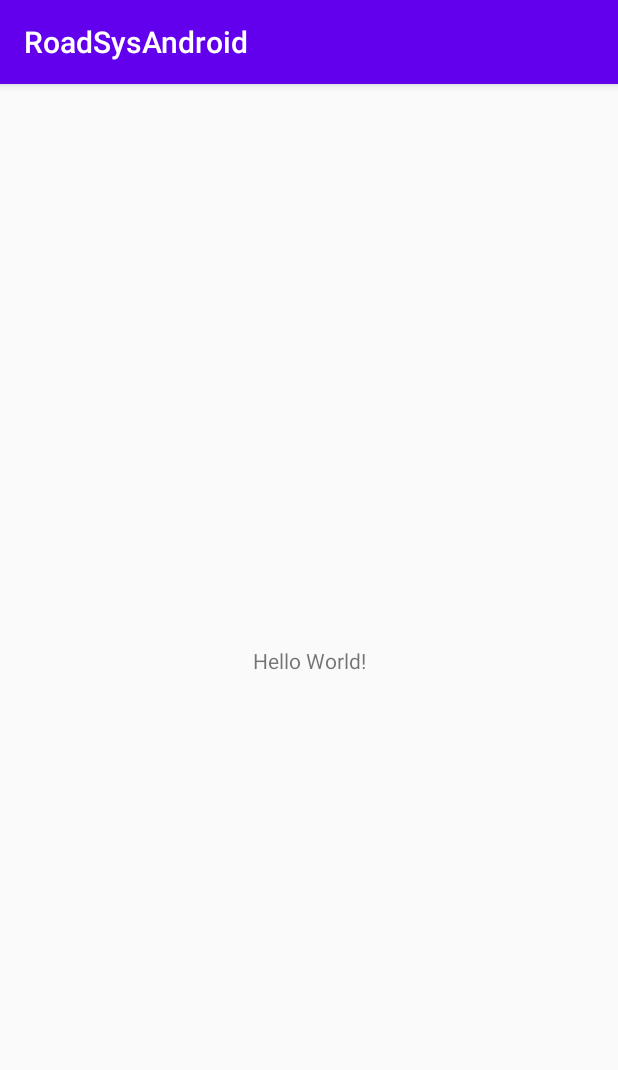
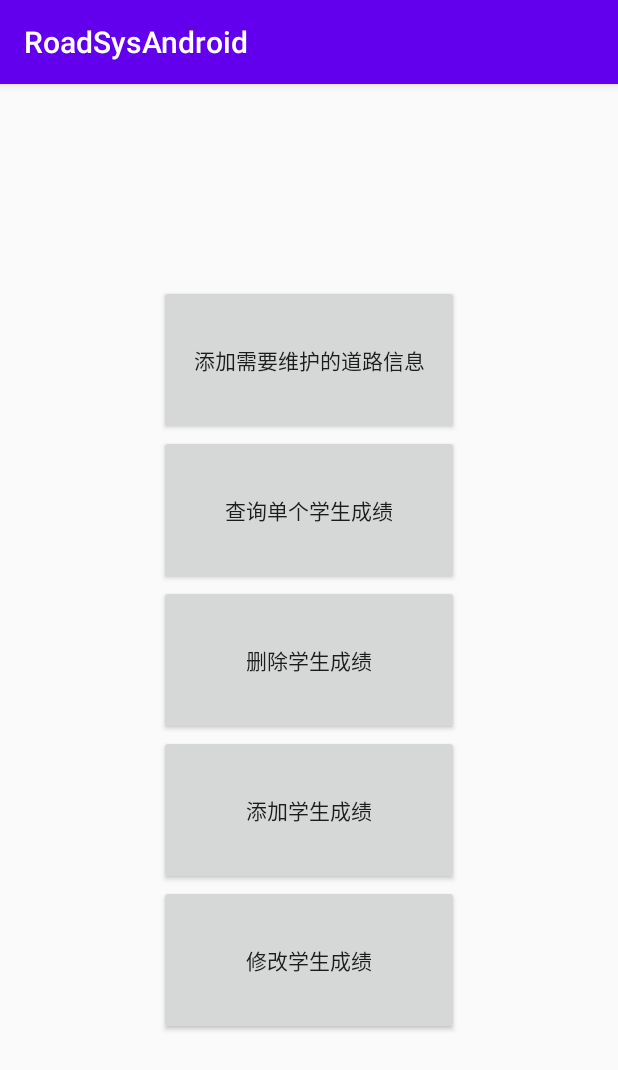
Before and after one commit to rea1GG/RoadSysAndroid, an Android app: the MainActivity screen opened directly, with no data from a screen before it, on a phone screen of 412 x 824 dp. Shown: the top 1070 px of the screen. Run offline under Robolectric (Android 15) with nearby library versions, the phone set to English and light mode, and no system bars.

Commit message:
注册功能完成，main页面1.0

```diff
--- a/app/src/main/java/com/example/roadsysandroid/RegisterActivity.java
+++ b/app/src/main/java/com/example/roadsysandroid/RegisterActivity.java
@@ -1,5 +1,6 @@
 package com.example.roadsysandroid;
 
+import android.content.Intent;
 import android.os.Bundle;
 import android.view.View;
 import android.widget.Button;
@@ -40,7 +41,7 @@ public class RegisterActivity extends AppCompatActivity implements View.OnClickL
         String json = getJson(registerName.getText().toString(),registerPassword.getText().toString());
         final RequestBody requestBody = RequestBody.create(JSON,json);
         if(registerPassword.getText().toString().equals(confirmPassword.getText().toString())){
-            HttpUtil.sendOkHttpResponse("http://192.168.76.1:8080/android/login",requestBody, new Callback(){
+            HttpUtil.sendOkHttpResponse("http://192.168.76.1:8080/android/register",requestBody, new Callback(){
 
                 @Override
                 public void onFailure(Call call, IOException e) {
@@ -55,6 +56,8 @@ public class RegisterActivity extends AppCompatActivity implements View.OnClickL
                             @Override
                             public void run() {
                                 Toast.makeText(RegisterActivity.this,"注册成功！！",Toast.LENGTH_SHORT).show();
+                                Intent goToRegister = new Intent(RegisterActivity.this,MainActivity.class);
+                                startActivity(goToRegister);
                             }
                         });
                     }
--- a/app/src/main/res/layout/activity_main.xml
+++ b/app/src/main/res/layout/activity_main.xml
@@ -1,18 +1,52 @@
 <?xml version="1.0" encoding="utf-8"?>
-<androidx.constraintlayout.widget.ConstraintLayout xmlns:android="http://schemas.android.com/apk/res/android"
-    xmlns:app="http://schemas.android.com/apk/res-auto"
+<RelativeLayout xmlns:android="http://schemas.android.com/apk/res/android"
     xmlns:tools="http://schemas.android.com/tools"
+    android:id="@+id/activity_navi"
     android:layout_width="match_parent"
     android:layout_height="match_parent"
     tools:context=".MainActivity">
 
-    <TextView
-        android:layout_width="wrap_content"
-        android:layout_height="wrap_content"
-        android:text="Hello World!"
-        app:layout_constraintBottom_toBottomOf="parent"
-        app:layout_constraintLeft_toLeftOf="parent"
-        app:layout_constraintRight_toRightOf="parent"
-        app:layout_constraintTop_toTopOf="parent" />
+    <LinearLayout
+        android:layout_width="match_parent"
+        android:layout_height="match_parent"
+        android:gravity="center"
+        android:orientation="vertical">
 
-</androidx.constraintlayout.widget.ConstraintLayout>
+        <Button
+            android:id="@+id/updateBtn"
+            android:layout_width="200dp"
+
+            android:layout_height="100dp"
+            android:gravity="center"
+            android:text="添加需要维护的道路信息" />
+
+        <Button
+            android:id="@+id/btn_single"
+            android:layout_width="200dp"
+            android:layout_height="100dp"
+            android:gravity="center"
+            android:text="查询单个学生成绩" />
+
+        <Button
+            android:id="@+id/btn_delete"
+            android:layout_width="200dp"
+            android:layout_height="100dp"
+            android:gravity="center"
+            android:text="删除学生成绩" />
+
+        <Button
+            android:id="@+id/btn_add"
+            android:layout_width="200dp"
+            android:layout_height="100dp"
+            android:gravity="center"
+            android:text="添加学生成绩" />
+
+        <Button
+            android:id="@+id/btn_updatestu"
+            android:layout_width="200dp"
+            android:layout_height="100dp"
+            android:gravity="center"
+            android:text="修改学生成绩" />
+    </LinearLayout>
+
+</RelativeLayout>
```
